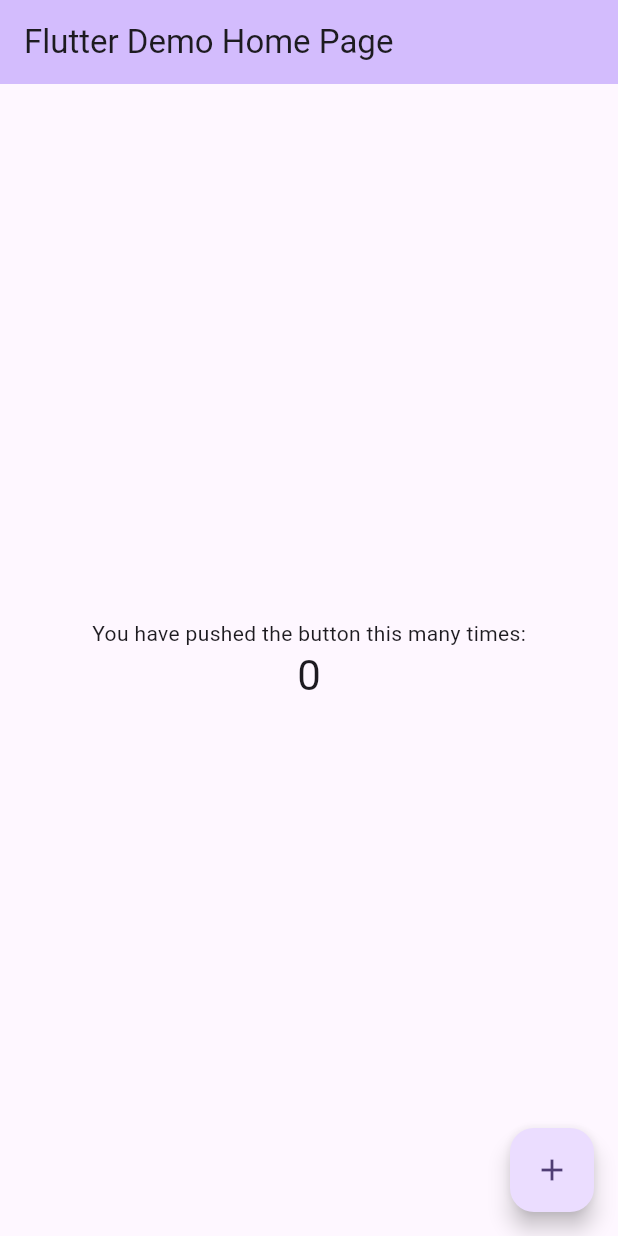
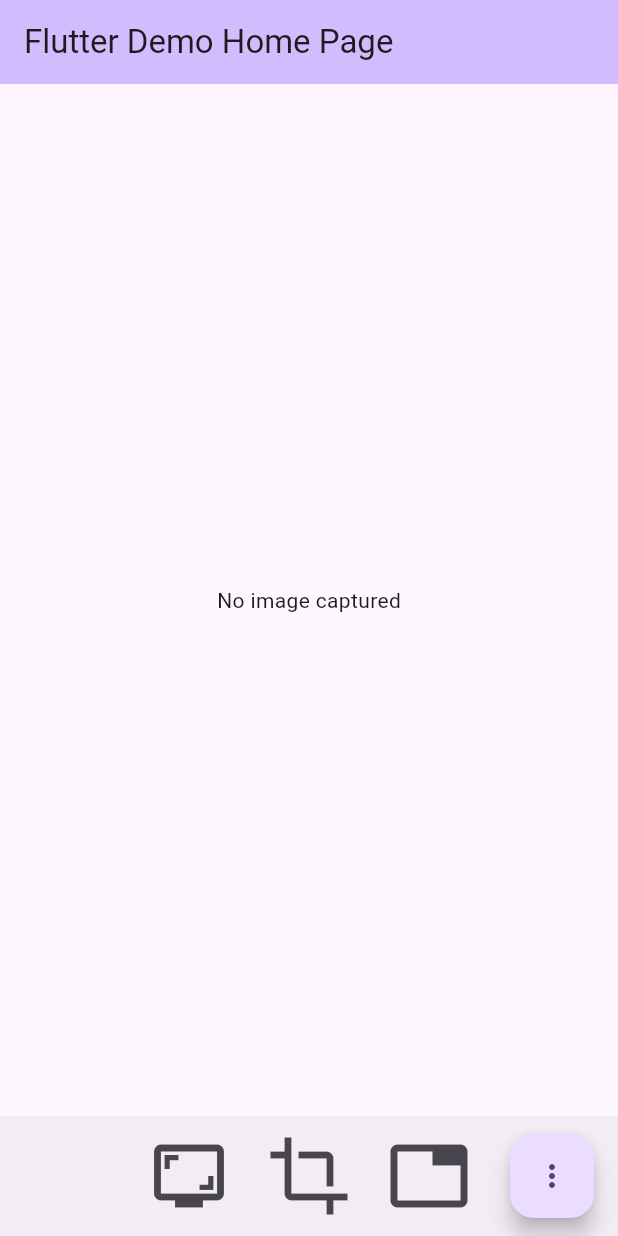
Before and after one commit to r0227n/retouch_screen_shot, a Flutter app: the screen it shows after launch, on a phone screen of 412 x 824 dp. Run offline on Flutter 3.47's test engine with Material 3 defaults, Android fonts, the phone set to English and light mode, and no system bars; missing offline and left inert: screen_capturer.

Commit message:
add: UI雛形作成

```diff
--- a/lib/main.dart
+++ b/lib/main.dart
@@ -2,6 +2,61 @@ import 'dart:typed_data';
 import 'package:flutter/material.dart';
 import 'package:screen_capturer/screen_capturer.dart';
 import 'package:image/image.dart' as img;
+
+class CaptureButton {
+  const CaptureButton({
+    required this.isSelected,
+    required this.icon,
+    required this.selectedIcon,
+    this.iconSize = 56.0,
+    required this.tooltip,
+    required this.onPressed,
+  });
+
+  final bool isSelected;
+  final Widget icon;
+  final Widget selectedIcon;
+  final double iconSize;
+  final String tooltip;
+  final VoidCallback onPressed;
+
+  Widget build() {
+    return DecoratedBox(
+      decoration: BoxDecoration(
+        color: isSelected ? Colors.grey : Colors.transparent,
+        borderRadius: BorderRadius.circular(8.0),
+      ),
+      child: IconButton(
+        padding: const EdgeInsets.symmetric(horizontal: 4.0),
+        iconSize: iconSize,
+        onPressed: onPressed,
+        tooltip: tooltip,
+        color: isSelected ? Colors.white : null,
+        isSelected: isSelected,
+        icon: icon,
+        selectedIcon: selectedIcon,
+      ),
+    );
+  }
+
+  CaptureButton copyWith({
+    bool? isSelected,
+    Widget? icon,
+    Widget? selectedIcon,
+    double? iconSize,
+    String? tooltip,
+    VoidCallback? onPressed,
+  }) {
+    return CaptureButton(
+      isSelected: isSelected ?? this.isSelected,
+      icon: icon ?? this.icon,
+      selectedIcon: selectedIcon ?? this.selectedIcon,
+      iconSize: iconSize ?? this.iconSize,
+      tooltip: tooltip ?? this.tooltip,
+      onPressed: onPressed ?? this.onPressed,
+    );
+  }
+}
 
 void main() {
   runApp(const MyApp());
@@ -58,8 +113,53 @@ class MyHomePage extends StatefulWidget {
 }
 
 class _MyHomePageState extends State<MyHomePage> {
-  int _counter = 0;
   Uint8List? _imageData;
+  CaptureMode? _selectedCaptureMode;
+
+  Future<void> capture(CaptureMode mode) async {
+    CapturedData? capturedData = await screenCapturer.capture(
+      mode: mode,
+      imagePath: null,
+      silent: false,
+    );
+    setState(() {
+      if (capturedData?.imageBytes != null) {
+        _imageData = addTimestampToImage(capturedData!.imageBytes!);
+      }
+      _selectedCaptureMode = mode;
+    });
+  }
+
+  late final List<CaptureButton> captureButtons;
+
+  @override
+  void initState() {
+    super.initState();
+
+    captureButtons = [
+      CaptureButton(
+        isSelected: _selectedCaptureMode == CaptureMode.screen,
+        icon: const Icon(Icons.screenshot_monitor),
+        selectedIcon: const Icon(Icons.screenshot_monitor_outlined),
+        tooltip: 'Full Screen',
+        onPressed: () => capture(CaptureMode.screen),
+      ),
+      CaptureButton(
+        isSelected: _selectedCaptureMode == CaptureMode.region,
+        icon: const Icon(Icons.crop),
+        selectedIcon: const Icon(Icons.crop_outlined),
+        tooltip: 'Region',
+        onPressed: () => capture(CaptureMode.region),
+      ),
+      CaptureButton(
+        isSelected: _selectedCaptureMode == CaptureMode.window,
+        icon: const Icon(Icons.tab_outlined),
+        selectedIcon: const Icon(Icons.tab_outlined),
+        tooltip: 'Window',
+        onPressed: () => capture(CaptureMode.window),
+      ),
+    ];
+  }
 
   /// Adds a timestamp to the given image data.
   ///
@@ -116,78 +216,31 @@ class _MyHomePageState extends State<MyHomePage> {
     return Uint8List.fromList(img.encodePng(originalImage));
   }
 
-  void _incrementCounter() async {
-    CapturedData? capturedData = await screenCapturer.capture(
-      mode: CaptureMode.region,
-      imagePath: null,
-      silent: false,
-    );
-    screenCapturer.isAccessAllowed();
-    final hoge = addTimestampToImage(capturedData!.imageBytes!);
-    setState(() {
-      _imageData = hoge;
-      // This call to setState tells the Flutter framework that something has
-      // changed in this State, which causes it to rerun the build method below
-      // so that the display can reflect the updated values. If we changed
-      // _counter without calling setState(), then the build method would not be
-      // called again, and so nothing would appear to happen.
-      _counter++;
-    });
-  }
-
   @override
   Widget build(BuildContext context) {
-    // This method is rerun every time setState is called, for instance as done
-    // by the _incrementCounter method above.
-    //
-    // The Flutter framework has been optimized to make rerunning build methods
-    // fast, so that you can just rebuild anything that needs updating rather
-    // than having to individually change instances of widgets.
     return Scaffold(
       appBar: AppBar(
-        // TRY THIS: Try changing the color here to a specific color (to
-        // Colors.amber, perhaps?) and trigger a hot reload to see the AppBar
-        // change color while the other colors stay the same.
         backgroundColor: Theme.of(context).colorScheme.inversePrimary,
-        // Here we take the value from the MyHomePage object that was created by
-        // the App.build method, and use it to set our appbar title.
         title: Text(widget.title),
       ),
       body: Center(
-        // Center is a layout widget. It takes a single child and positions it
-        // in the middle of the parent.
-        child: Column(
-          // Column is also a layout widget. It takes a list of children and
-          // arranges them vertically. By default, it sizes itself to fit its
-          // children horizontally, and tries to be as tall as its parent.
-          //
-          // Column has various properties to control how it sizes itself and
-          // how it positions its children. Here we use mainAxisAlignment to
-          // center the children vertically; the main axis here is the vertical
-          // axis because Columns are vertical (the cross axis would be
-          // horizontal).
-          //
-          // TRY THIS: Invoke "debug painting" (choose the "Toggle Debug Paint"
-          // action in the IDE, or press "p" in the console), to see the
-          // wireframe for each widget.
-          mainAxisAlignment: MainAxisAlignment.center,
-          children: <Widget>[
-            if (_imageData != null) Image.memory(_imageData!),
-            const Text(
-              'You have pushed the button this many times:',
+        child: _imageData != null ? Image.memory(_imageData!) : const Text('No image captured'),
+      ),
+      floatingActionButtonLocation: FloatingActionButtonLocation.endContained,
+      floatingActionButton: FloatingActionButton(
+        onPressed: () {},
+        tooltip: 'More options',
+        child: const Icon(Icons.more_vert),
+      ),
+      bottomNavigationBar: BottomAppBar(
+        child: Row(mainAxisAlignment: MainAxisAlignment.center, children: [
+          for (final button in captureButtons)
+            Padding(
+              padding: const EdgeInsets.symmetric(horizontal: 8.0),
+              child: button.build(),
             ),
-            Text(
-              '$_counter',
-              style: Theme.of(context).textTheme.headlineMedium,
-            ),
-          ],
-        ),
+        ]),
       ),
-      floatingActionButton: FloatingActionButton(
-        onPressed: _incrementCounter,
-        tooltip: 'Increment',
-        child: const Icon(Icons.add),
-      ), // This trailing comma makes auto-formatting nicer for build methods.
     );
   }
 }
```
